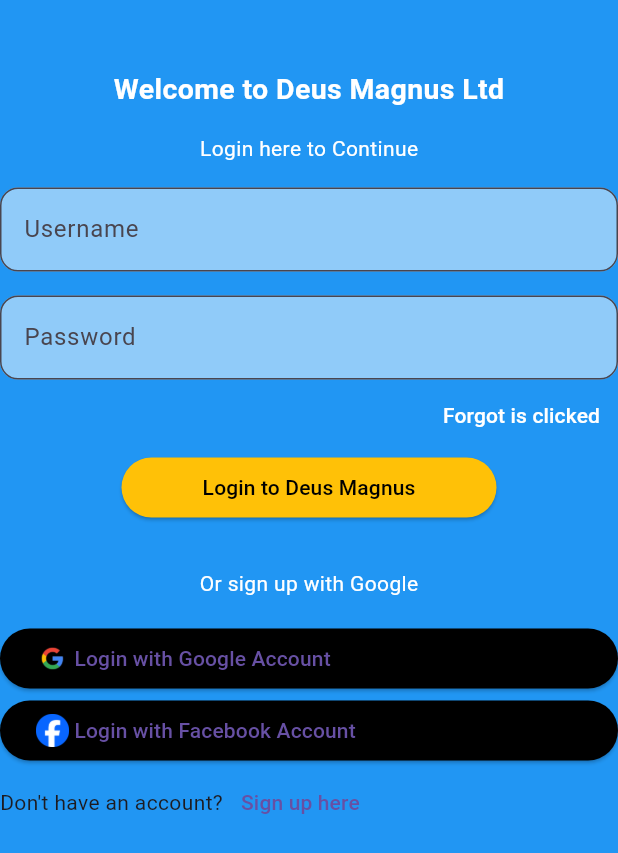
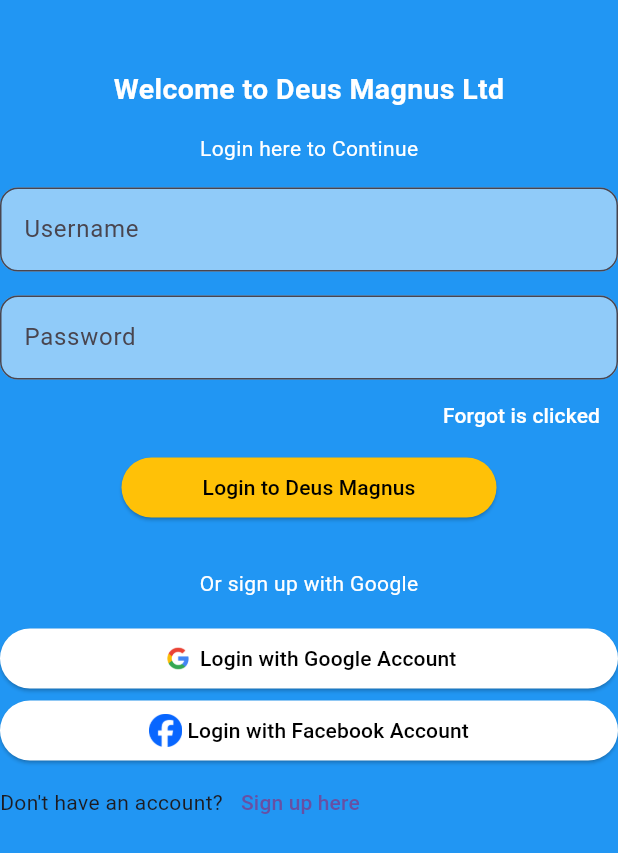
Before and after one commit to Senwin5/map_project, a Flutter app: the screen it shows after launch, on a phone screen of 412 x 824 dp. Shown: the top 853 px of the screen. Run offline on Flutter 3.47's test engine with Material 3 defaults, Android fonts, the phone set to English and light mode, and no system bars.

Commit message:
fift commit

```diff
--- a/lib/login_page.dart
+++ b/lib/login_page.dart
@@ -75,8 +75,15 @@ class LoginPage extends StatelessWidget {
             onPressed: () {
               print("Google is clicked");
             },
-            style: ElevatedButton.styleFrom(backgroundColor: Colors.black),
+            style: ElevatedButton.styleFrom(
+              backgroundColor: Colors.white,
+              foregroundColor: Colors.black,
+              shape: RoundedRectangleBorder(
+                borderRadius: BorderRadius.all(Radius.circular(80)),
+              ),
+            ),
             child: Row(
+              mainAxisAlignment: MainAxisAlignment.center,
               children: [
                 Image.asset('assets/images/google.png', width: 22, height: 22),
                 Text(" Login with Google Account"),
@@ -88,8 +95,15 @@ class LoginPage extends StatelessWidget {
             onPressed: () {
               print("facebook is been clicked on");
             },
-            style: ElevatedButton.styleFrom(backgroundColor: Colors.black),
+            style: ElevatedButton.styleFrom(
+              backgroundColor: Colors.white,
+              foregroundColor: Colors.black,
+              shape: RoundedRectangleBorder(
+                borderRadius: BorderRadius.all(Radius.circular(80)),
+              ),
+            ),
             child: Row(
+              mainAxisAlignment: MainAxisAlignment.center,
               children: [
                 Image.asset(
                   'assets/images/facebook.png',
```
